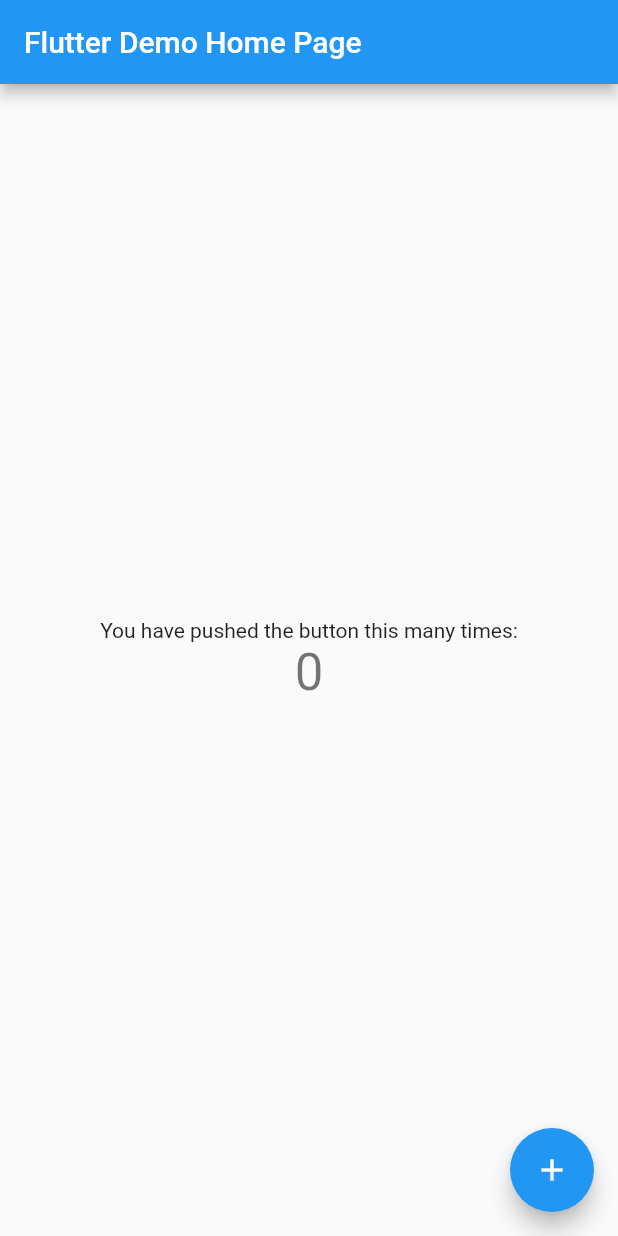
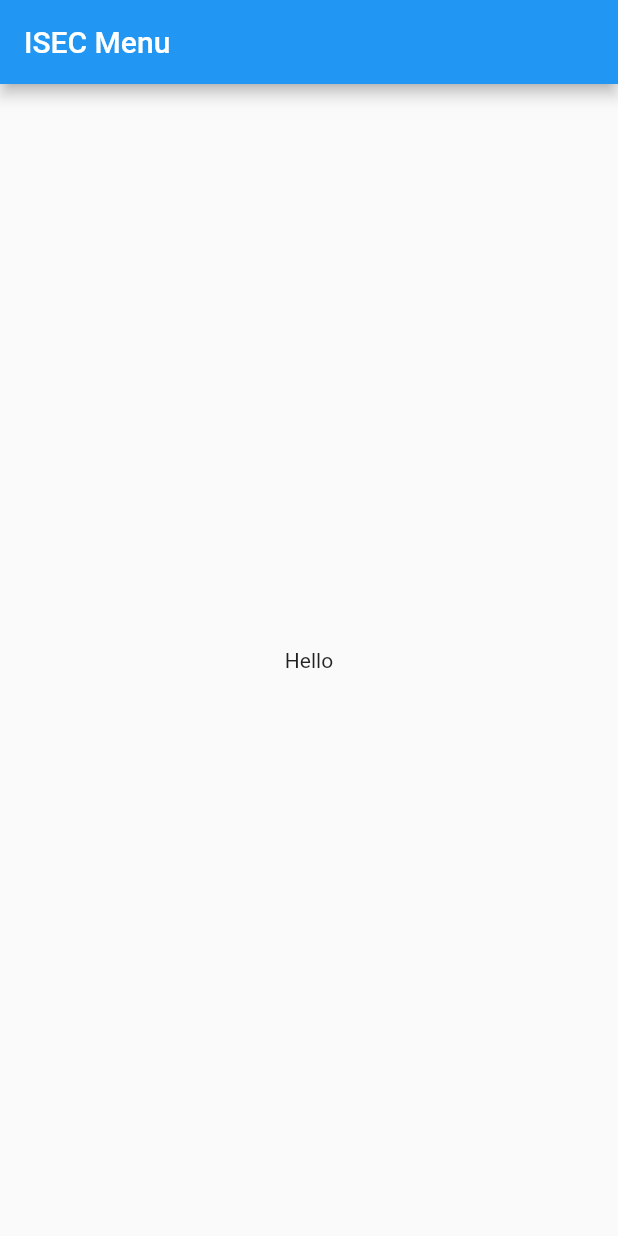
Before and after one commit to pedrogrcorreia/week_menu, a Flutter app: the screen it shows after launch, on a phone screen of 412 x 824 dp. Run offline on Flutter 3.47's test engine with Material 2 defaults, Android fonts, the phone set to English and light mode, and no system bars.

Commit message:
create horizontal list view with mock text

```diff
--- a/lib/main.dart
+++ b/lib/main.dart
@@ -1,4 +1,6 @@
 import 'package:flutter/material.dart';
+import 'package:flutter/widgets.dart';
+import 'package:week_menu/pages/home.dart';
 
 void main() {
   runApp(const MyApp());
@@ -11,7 +13,7 @@ class MyApp extends StatelessWidget {
   @override
   Widget build(BuildContext context) {
     return MaterialApp(
-      title: 'Flutter Demo',
+      title: 'ISEC Menu',
       theme: ThemeData(
         // This is the theme of your application.
         //
@@ -24,92 +26,7 @@ class MyApp extends StatelessWidget {
         // is not restarted.
         primarySwatch: Colors.blue,
       ),
-      home: const MyHomePage(title: 'Flutter Demo Home Page'),
+      home: const HomePage(title: 'ISEC Menu'),
     );
   }
 }
-
-class MyHomePage extends StatefulWidget {
-  const MyHomePage({super.key, required this.title});
-
-  // This widget is the home page of your application. It is stateful, meaning
-  // that it has a State object (defined below) that contains fields that affect
-  // how it looks.
-
-  // This class is the configuration for the state. It holds the values (in this
-  // case the title) provided by the parent (in this case the App widget) and
-  // used by the build method of the State. Fields in a Widget subclass are
-  // always marked "final".
-
-  final String title;
-
-  @override
-  State<MyHomePage> createState() => _MyHomePageState();
-}
-
-class _MyHomePageState extends State<MyHomePage> {
-  int _counter = 0;
-
-  void _incrementCounter() {
-    setState(() {
-      // This call to setState tells the Flutter framework that something has
-      // changed in this State, which causes it to rerun the build method below
-      // so that the display can reflect the updated values. If we changed
-      // _counter without calling setState(), then the build method would not be
-      // called again, and so nothing would appear to happen.
-      _counter++;
-    });
-  }
-
-  @override
-  Widget build(BuildContext context) {
-    // This method is rerun every time setState is called, for instance as done
-    // by the _incrementCounter method above.
-    //
-    // The Flutter framework has been optimized to make rerunning build methods
-    // fast, so that you can just rebuild anything that needs updating rather
-    // than having to individually change instances of widgets.
-    return Scaffold(
-      appBar: AppBar(
-        // Here we take the value from the MyHomePage object that was created by
-        // the App.build method, and use it to set our appbar title.
-        title: Text(widget.title),
-      ),
-      body: Center(
-        // Center is a layout widget. It takes a single child and positions it
-        // in the middle of the parent.
-        child: Column(
-          // Column is also a layout widget. It takes a list of children and
-          // arranges them vertically. By default, it sizes itself to fit its
-          // children horizontally, and tries to be as tall as its parent.
-          //
-          // Invoke "debug painting" (press "p" in the console, choose the
-          // "Toggle Debug Paint" action from the Flutter Inspector in Android
-          // Studio, or the "Toggle Debug Paint" command in Visual Studio Code)
-          // to see the wireframe for each widget.
-          //
-          // Column has various properties to control how it sizes itself and
-          // how it positions its children. Here we use mainAxisAlignment to
-          // center the children vertically; the main axis here is the vertical
-          // axis because Columns are vertical (the cross axis would be
-          // horizontal).
-          mainAxisAlignment: MainAxisAlignment.center,
-          children: <Widget>[
-            const Text(
-              'You have pushed the button this many times:',
-            ),
-            Text(
-              '$_counter',
-              style: Theme.of(context).textTheme.headline4,
-            ),
-          ],
-        ),
-      ),
-      floatingActionButton: FloatingActionButton(
-        onPressed: _incrementCounter,
-        tooltip: 'Increment',
-        child: const Icon(Icons.add),
-      ), // This trailing comma makes auto-formatting nicer for build methods.
-    );
-  }
-}
--- /dev/null
+++ b/lib/pages/home.dart
@@ -0,0 +1,36 @@
+import 'package:flutter/material.dart';
+import 'package:flutter/src/widgets/container.dart';
+import 'package:flutter/src/widgets/framework.dart';
+
+class HomePage extends StatefulWidget {
+  const HomePage({super.key, required this.title});
+
+  final String title;
+  @override
+  State<HomePage> createState() => _HomePageState();
+}
+
+class _HomePageState extends State<HomePage> {
+  @override
+  Widget build(BuildContext context) {
+    return Scaffold(
+      appBar: AppBar(title: Text(widget.title)),
+      body: ListView.builder(
+        scrollDirection: Axis.horizontal,
+        itemCount: 5,
+        itemBuilder: (context, index) {
+          return SizedBox(
+            width: MediaQuery.of(context).size.width,
+            height: MediaQuery.of(context).size.height,
+            child: Center(
+              child: Text(
+                "Hello",
+                textAlign: TextAlign.center,
+              ),
+            ),
+          );
+        },
+      ),
+    );
+  }
+}
```
